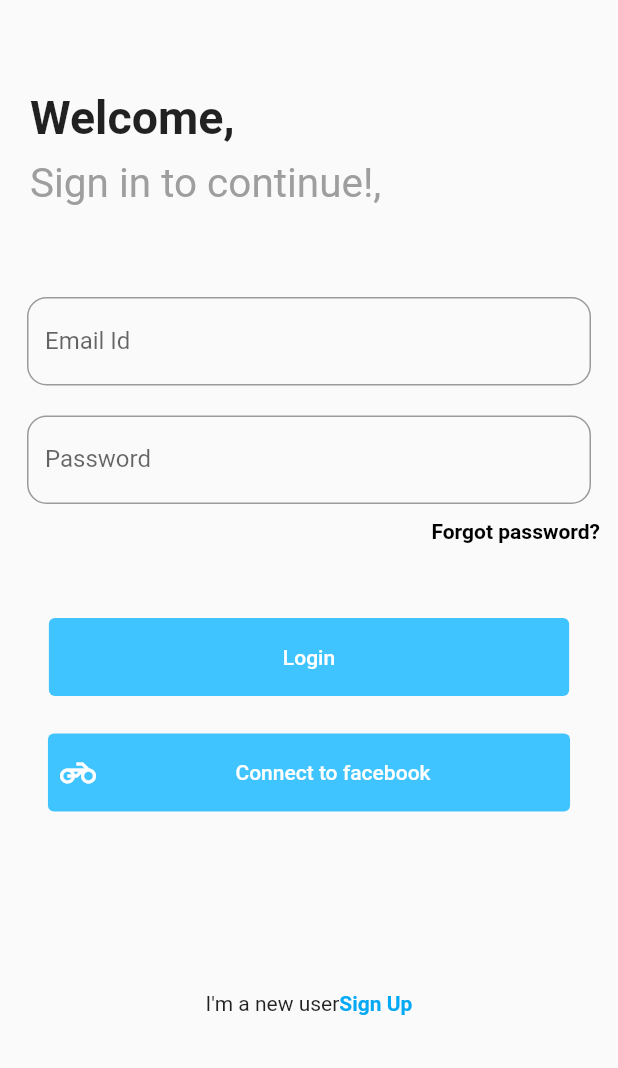
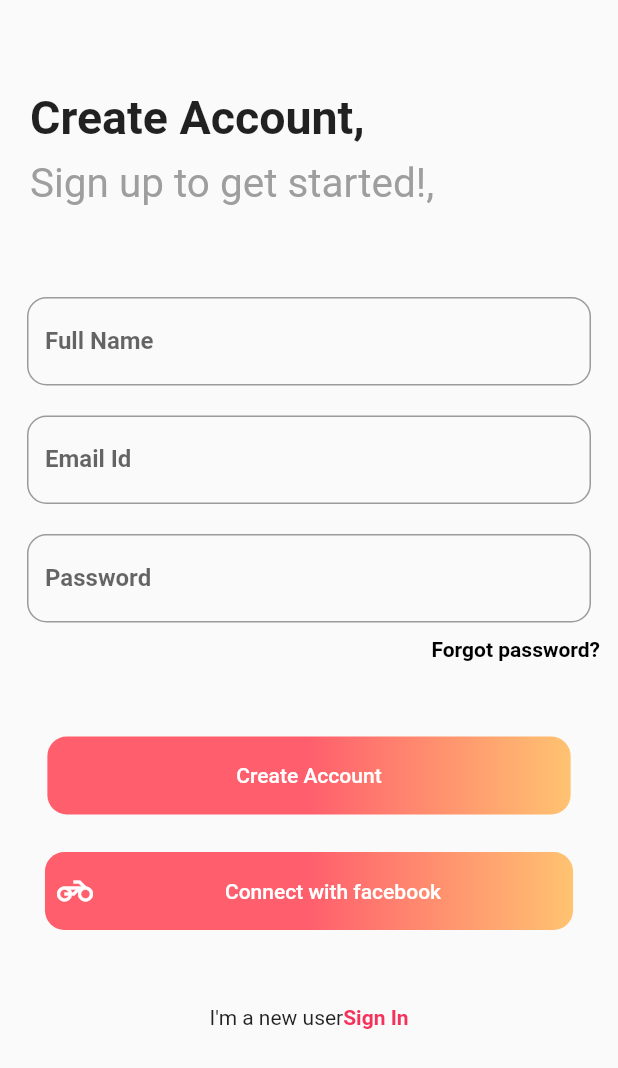
Before and after one commit to sohaibjameelkhan/EcommerceApp-With-Ali, a Flutter app: the LoginScreen screen opened directly, after a tap on "Sign Up", on a phone screen of 412 x 824 dp. Shown: the top 1068 px of the screen. Run offline on Flutter 3.47's test engine with Material 2 defaults, Android fonts, the phone set to English and light mode, and no system bars; our stand-ins replace smooth_star_rating.

Commit message:
first commit

```diff
--- a/lib/LoginScreen.dart
+++ b/lib/LoginScreen.dart
@@ -3,6 +3,8 @@
 
 
 import 'package:flutter/material.dart';
+import 'package:login_signuup_screens/SignupScreen.dart';
+import 'SignupScreen.dart';
 
 class LoginScreen extends StatelessWidget {
   @override
@@ -37,6 +39,9 @@ class LoginScreen extends StatelessWidget {
             Padding(
               padding: const EdgeInsets.only(left:18.0,right: 18),
               child: TextField(
+                style: TextStyle(
+                    fontWeight: FontWeight.bold
+                ),
                 decoration: InputDecoration(
                   labelText: "Email Id",
                   border: OutlineInputBorder(
@@ -51,11 +56,17 @@ class LoginScreen extends StatelessWidget {
             Padding(
               padding: const EdgeInsets.only(left:18.0,right: 18),
               child: TextField(
+                style: TextStyle(
+                  fontWeight: FontWeight.bold
+                ),
                 obscureText: true,
                 decoration: InputDecoration(
+
+
                     labelText: "Password",
                  border: OutlineInputBorder(
                       borderRadius: BorderRadius.circular(13),
+                      borderSide: new BorderSide(color: Colors.teal)
                     ),
                 ),
               ),
@@ -74,7 +85,14 @@ class LoginScreen extends StatelessWidget {
            height: 50,
          ),
 
-         TextButton(
+         Container(
+           decoration: BoxDecoration(
+             borderRadius: BorderRadius.circular(13),
+             gradient: LinearGradient(
+               colors: [Color(0xffff5f6d),Color(0xffff5f6d),Color(0xffffc371)],
+             )
+           ),
+           child: TextButton(
              onPressed: () {},
 
              child: Padding(
@@ -83,8 +101,9 @@ class LoginScreen extends StatelessWidget {
                style: TextStyle(color: Colors.white),
                ),
              ),
-           style: ButtonStyle(
-             backgroundColor: MaterialStateProperty.all<Color>(Colors.lightBlueAccent),
+             // style: ButtonStyle(
+             //   backgroundColor: MaterialStateProperty.all<Color>(Color(0xfff4325c)),
+             // ),
            ),
          ),
             SizedBox(
@@ -92,7 +111,14 @@ class LoginScreen extends StatelessWidget {
             ),
 
 
-            TextButton.icon(
+            Container(
+              decoration: BoxDecoration(
+                borderRadius: BorderRadius.circular(13),
+                gradient: LinearGradient(
+                  colors: [Color(0xffff5f6d),Color(0xffff5f6d),Color(0xffffc371)],
+                )
+              ),
+              child: TextButton.icon(
                 onPressed: () {},
                icon: Icon(
 
@@ -100,14 +126,15 @@ class LoginScreen extends StatelessWidget {
                  color: Colors.white,
                ),
                label: Padding(
-               padding: const EdgeInsets.symmetric(horizontal: 85,vertical: 10),
+                 padding: const EdgeInsets.symmetric(horizontal: 77,vertical: 10),
                  child: Text(
-                 "Connect to facebook",
+                   "Connect With facebook",
                    style: TextStyle(color: Colors.white),
                  ),
                ),
-              style: ButtonStyle(
-                backgroundColor: MaterialStateProperty.all<Color>(Colors.lightBlueAccent),
+                // style: ButtonStyle(
+                //   backgroundColor: MaterialStateProperty.all<Color>(Color(0xfff4325c)),
+                // ),
               ),
             ),
             SizedBox(
@@ -119,9 +146,11 @@ class LoginScreen extends StatelessWidget {
               children: [
                 Text("I'm a new user"),
                 InkWell(
-                  onTap: (){},
+                  onTap: (){
+                    Navigator.push(context, MaterialPageRoute(builder: (context) => SignupScreen()));
+                  },
                   child: Text("Sign Up",
-                  style: TextStyle(color: Colors.lightBlue,fontWeight: FontWeight.bold),
+                  style: TextStyle(color: Color(0xfff4325c),fontWeight: FontWeight.bold),
                   ),
 
                 )
--- /dev/null
+++ b/lib/SignupScreen.dart
@@ -0,0 +1,197 @@
+import 'package:flutter/material.dart';
+import 'LoginScreen.dart';
+
+class SignupScreen extends StatelessWidget {
+  @override
+  Widget build(BuildContext context) {
+    return Scaffold(
+      body: SafeArea(
+        child: Column(
+          children:[
+            Padding(
+              padding: const EdgeInsets.only(left:20,top: 60),
+              child: Align(
+                alignment: Alignment.topLeft,
+                child: Text("Create Account,",
+                  style: TextStyle(fontWeight: FontWeight.bold,fontSize: 31),
+                ),
+              ),
+            ),
+
+            Padding(
+              padding: const EdgeInsets.only(left:20,top: 10),
+              child: Align(
+                alignment: Alignment.topLeft,
+                child: Text("Sign up to get started!,",
+
+                  style: TextStyle(fontSize: 27,color: Colors.grey),
+                ),
+              ),
+            ),
+            SizedBox(
+              height: 60,
+            ),
+
+            Padding(
+              padding: const EdgeInsets.only(left:18.0,right: 18),
+              child: TextField(
+                style: TextStyle(
+                    fontWeight: FontWeight.bold
+                ),
+                decoration: InputDecoration(
+                    labelText: "Full Name",
+                    border: OutlineInputBorder(
+                      borderRadius: BorderRadius.circular(13),
+                    )
+                ),
+              ),
+            ),
+            SizedBox(
+              height: 20,
+            ),
+
+            Padding(
+              padding: const EdgeInsets.only(left:18.0,right: 18),
+              child: TextField(
+                style: TextStyle(
+                    fontWeight: FontWeight.bold
+                ),
+                decoration: InputDecoration(
+                    labelText: "Email Id",
+                    border: OutlineInputBorder(
+                      borderRadius: BorderRadius.circular(13),
+                    )
+                ),
+              ),
+            ),
+            SizedBox(
+              height: 20,
+            ),
+            Padding(
+              padding: const EdgeInsets.only(left:18.0,right: 18),
+              child: TextField(
+                style: TextStyle(
+                    fontWeight: FontWeight.bold
+                ),
+                obscureText: true,
+                decoration: InputDecoration(
+
+                  labelText: "Password",
+                  border: OutlineInputBorder(
+                    borderRadius: BorderRadius.circular(13),
+
+
+                  ),
+                ),
+              ),
+            ),
+
+            Padding(
+              padding: const EdgeInsets.only(right:12.0,top: 10),
+              child: Align(
+                alignment: Alignment.topRight,
+                child: Text("Forgot password?",
+                  style: TextStyle(color: Colors.black,fontWeight: FontWeight.bold),
+                ),
+              ),
+            ),
+            SizedBox(
+              height: 50,
+            ),
+
+            Container(
+              decoration: BoxDecoration(
+                borderRadius: BorderRadius.circular(13),
+                gradient: LinearGradient(
+                    colors: [Color(0xffff5f6d),Color(0xffff5f6d),Color(0xffffc371)],
+                   // begin: FractionalOffset.topLeft,
+                   // end: FractionalOffset.bottomLeft,
+                  //#ff5f6d → #ffc371
+              //      Color(0xffde6262)
+              //    Color(0xffffb88c)
+                )
+              ),
+
+
+              child: TextButton(
+                onPressed: () {},
+
+
+                child: Padding(
+
+                  padding: const EdgeInsets.symmetric(horizontal: 118,vertical: 10),
+                  child: Text("Create Account",
+                    style: TextStyle(color: Colors.white),
+                  ),
+                ),
+                // style: ButtonStyle(
+                //
+                //
+                //
+                //   backgroundColor: MaterialStateProperty.all<Color>(Color(
+                //       0xffff5f6d)),
+                // ),
+
+              ),
+            ),
+            SizedBox(
+              height: 25,
+            ),
+
+
+            Container(
+              decoration: BoxDecoration(
+                borderRadius: BorderRadius.circular(13),
+                gradient: LinearGradient(
+                  colors: [Color(0xffff5f6d),Color(0xffff5f6d),Color(0xffffc371)],
+                )
+              ),
+              child: TextButton.icon(
+                onPressed: () {},
+                icon: Icon(
+
+                  Icons.motorcycle_outlined,
+                  color: Colors.white,
+                ),
+                label: Padding(
+                  padding: const EdgeInsets.symmetric(horizontal: 80,vertical: 10),
+                  child: Text(
+                    "Connect with facebook",
+                    style: TextStyle(color: Colors.white),
+                  ),
+                ),
+                // style: ButtonStyle(
+                //   backgroundColor: MaterialStateProperty.all<Color>(Color(0xfff4325c)),
+                // ),
+              ),
+            ),
+            SizedBox(
+              height: 50,
+            ),
+
+            Row(
+              mainAxisAlignment: MainAxisAlignment.center,
+              children: [
+                Text("I'm a new user"),
+                InkWell(
+                  onTap: (){
+                    Navigator.push(context, MaterialPageRoute(builder: (context) => LoginScreen()));
+                  },
+                  child: Text("Sign In",
+                    style: TextStyle(color: Color(0xfff4325c),fontWeight: FontWeight.bold),
+                  ),
+
+                )
+              ],
+
+            ),
+
+
+
+
+          ],
+        ),
+      ),
+    );
+  }
+}
--- a/lib/main.dart
+++ b/lib/main.dart
@@ -1,22 +1,61 @@
+import 'dart:async';
+
 import 'package:flutter/material.dart';
 import 'LoginScreen.dart';
 import 'Product.dart';
+import 'SignupScreen.dart';
 
 void main() {
   runApp(MyApp());
-
 }
 
 class MyApp extends StatelessWidget {
 
   @override
   Widget build(BuildContext context) {
-
     return MaterialApp(
       debugShowCheckedModeBanner: false,
-      home: ProductScreen(),
+      home: SplashScreen(),
     );
-
-
   }
 }
+
+class SplashScreen extends StatefulWidget {
+
+  @override
+  _SplashScreenState createState() => _SplashScreenState();
+
+}
+
+class _SplashScreenState extends State<SplashScreen> {
+
+  @override
+  void initState() {
+    // TODO: implement initState
+    super.initState();
+    Timer(Duration(seconds: 3),
+            () =>
+            Navigator.pushReplacement(context,
+                MaterialPageRoute(builder:
+                    (context) =>
+                    SignupScreen()
+                )
+            )
+    );
+  }
+
+  @override
+  Widget build(BuildContext context) {
+    return Scaffold(
+      backgroundColor: Color(0xfff4325c),
+      body: Center(
+        child: Column(
+          mainAxisAlignment: MainAxisAlignment.center,
+          children: <Widget>[
+            Image.asset("Assets/Images/splashlogo.png",height: 100,),
+          ],
+        ),
+      ),
+    );
+  }
+}
--- a/pubspec.yaml
+++ b/pubspec.yaml
@@ -47,7 +47,7 @@ flutter:
   # To add assets to your application, add an assets section, like this:
   assets:
       - Assets/Images/watches.png
-  #   - images/a_dot_ham.jpeg
+      - Assets/Images/splashlogo.png
 
   # An image asset can refer to one or more resolution-specific "variants", see
   # https://flutter.dev/assets-and-images/#resolution-aware.
```
Also changed, not shown: Assets/Images/splashlogo.png (added). Lines whose indentation alone changed are shown as unchanged.
